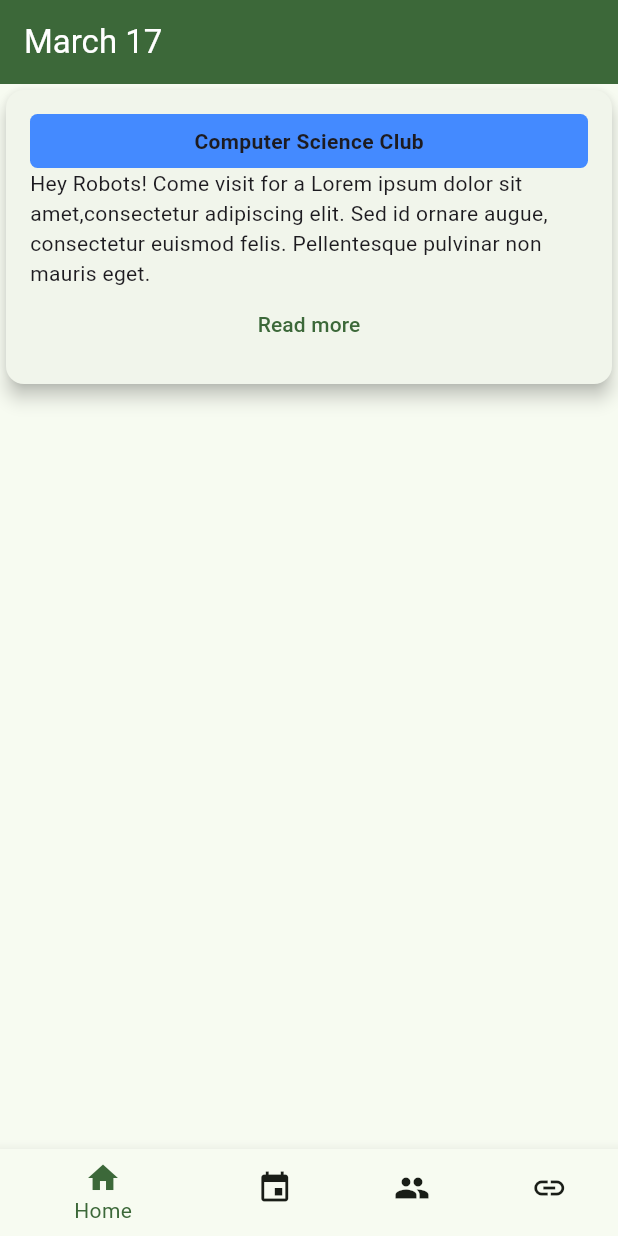
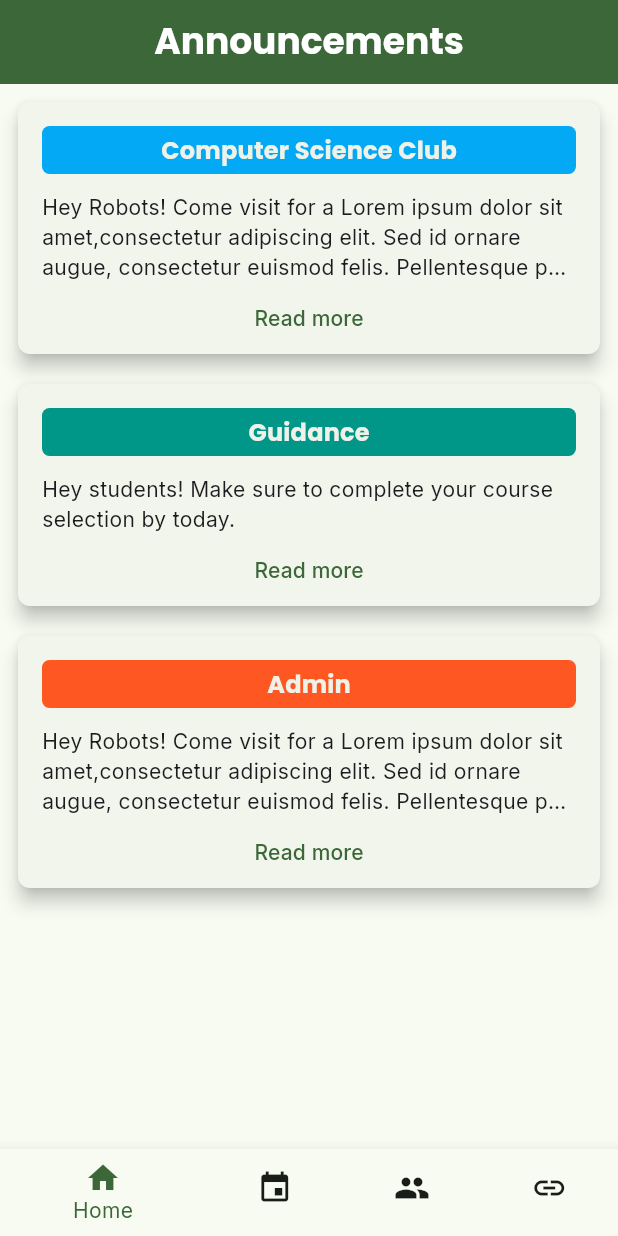
Before and after one commit to rhhsstuco/rhhs-app, a Flutter app: the screen it shows after launch, on a phone screen of 412 x 824 dp. Run offline on Flutter 3.47's test engine with Material 3 defaults, Android fonts, the light colour scheme and no system bars; our stand-ins replace google_fonts, table_calendar; missing offline and left inert: dart:ffi.

Commit message:
finished annoucements page ui

```diff
--- a/lib/main.dart
+++ b/lib/main.dart
@@ -28,6 +28,33 @@ class RHHSApp extends StatelessWidget {
         appBarTheme: const AppBarTheme().copyWith(
           backgroundColor: colorScheme.primary,
           foregroundColor: colorScheme.onPrimary,
+          centerTitle: true,
+          titleTextStyle: GoogleFonts.poppins().copyWith(
+            fontSize: 24.0,
+            fontWeight: FontWeight.bold,
+          ),
+        ),
+        textTheme: GoogleFonts.interTextTheme().copyWith(
+          headlineLarge: GoogleFonts.poppins().copyWith(
+            fontSize: 32.0,
+            fontWeight: FontWeight.w900,
+            color: Colors.black
+          ),
+          headlineMedium: GoogleFonts.poppins().copyWith(
+            fontSize: 28.0,
+            fontWeight: FontWeight.w900,
+            color: Colors.black
+          ),
+          titleLarge: GoogleFonts.poppins().copyWith(
+            fontSize: 22.0,
+            fontWeight: FontWeight.bold,
+            color: Colors.black
+          ),
+          titleMedium: GoogleFonts.poppins().copyWith(
+            fontSize: 16.0,
+            fontWeight: FontWeight.bold,
+            color: Colors.black
+          ),
         ),
       ),
       home: const NavigationScreen(),
--- a/lib/screens/home_screen.dart
+++ b/lib/screens/home_screen.dart
@@ -1,6 +1,6 @@
 import 'package:flutter/material.dart';
 import 'package:intl/intl.dart';
-import 'package:rhhs_app/test_data/annoucements.dart';
+import 'package:rhhs_app/test_data/announcements.dart';
 import 'package:rhhs_app/widgets/announcement_card.dart';
 
 class HomeScreen extends StatelessWidget {
@@ -8,10 +8,13 @@ class HomeScreen extends StatelessWidget {
 
   @override
   Widget build(BuildContext context) {
-    return ListView.separated(
+    return Padding(
+      padding: const EdgeInsets.all(8.0),
+      child: ListView.separated(
         itemBuilder: (context, index) {
           return AnnouncementCard(
-            announcement: announcementList.elementAt(index));
+            announcement: announcementList.elementAt(index),
+          );
         },
         separatorBuilder: (context, index) {
           return const SizedBox(
@@ -19,6 +22,7 @@ class HomeScreen extends StatelessWidget {
           );
         },
         itemCount: announcementList.length,
+      ),
     );
   }
 }
@@ -30,6 +34,6 @@ class HomeScreenAppBar extends StatelessWidget {
 
   @override
   Widget build(BuildContext context) {
-    return Text(formatter.format(DateTime.now()));
+    return const Text("Announcements");
   }
 }
--- a/lib/test_data/annoucements.dart
+++ /dev/null
@@ -1,9 +0,0 @@
-import 'package:rhhs_app/types/announcement.dart';
-
-const announcementList = <Announcement>[
-  Announcement(
-    author: "Computer Science Club",
-    content: "Hey Robots! Come visit for a Lorem ipsum dolor sit amet,consectetur adipiscing elit. Sed id ornare augue, consectetur euismod felis. Pellentesque pulvinar non mauris eget.",
-    type: AnnouncementType.club,
-  )
-];
--- /dev/null
+++ b/lib/test_data/announcements.dart
@@ -0,0 +1,19 @@
+import 'package:rhhs_app/types/announcement.dart';
+
+const announcementList = <Announcement>[
+  Announcement(
+    author: "Computer Science Club",
+    content: "Hey Robots! Come visit for a Lorem ipsum dolor sit amet,consectetur adipiscing elit. Sed id ornare augue, consectetur euismod felis. Pellentesque pulvinar non mauris eget.",
+    type: AnnouncementType.club,
+  ),
+  Announcement(
+    author: "Guidance",
+    content: "Hey students! Make sure to complete your course selection by today.",
+    type: AnnouncementType.guidance,
+  ),
+  Announcement(
+    author: "Admin",
+    content: "Hey Robots! Come visit for a Lorem ipsum dolor sit amet,consectetur adipiscing elit. Sed id ornare augue, consectetur euismod felis. Pellentesque pulvinar non mauris eget.",
+    type: AnnouncementType.admin,
+  ),
+];
--- a/lib/types/announcement.dart
+++ b/lib/types/announcement.dart
@@ -1,3 +1,5 @@
+import 'package:flutter/material.dart';
+
 class Announcement {
   final String content;
   final String author;
@@ -11,7 +13,13 @@ class Announcement {
 }
 
 enum AnnouncementType {
-  admin,
-  club,
-  guidance,
+  admin(color: Colors.deepOrange),
+  club(color: Colors.lightBlue),
+  guidance(color: Colors.teal);
+
+  final Color color;
+
+  const AnnouncementType({
+    required this.color,
+  });
 }
--- a/lib/widgets/announcement_card.dart
+++ b/lib/widgets/announcement_card.dart
@@ -9,34 +9,60 @@ class AnnouncementCard extends StatelessWidget {
     required this.announcement,
   });
 
+  void _onClick(BuildContext context) {
+    showDialog(
+      context: context,
+      barrierDismissible: true,
+      builder: (context) => AlertDialog.adaptive(
+        elevation: 5.0,
+        shape: RoundedRectangleBorder(borderRadius: BorderRadius.circular(8)),
+        title: AnnouncementHeader(
+          text: announcement.author,
+          color: announcement.type.color,
+        ),
+        content: SingleChildScrollView(
+          child: Text(
+            announcement.content,
+            style: Theme.of(context).textTheme.bodyMedium,
+          ),
+        ),
+        actions: [
+          TextButton(
+            onPressed: () {
+              Navigator.of(context).pop();
+            },
+            child: const Text("Dismiss"),
+          ),
+        ],
+      ),
+    );
+  }
+
   @override
   Widget build(BuildContext context) {
     return Card(
       elevation: 5,
+      shape: RoundedRectangleBorder(borderRadius: BorderRadius.circular(8)),
       child: Padding(
-        padding: const EdgeInsets.all(16.0),
+        padding: const EdgeInsets.fromLTRB(16, 16, 16, 0),
         child: Column(
           crossAxisAlignment: CrossAxisAlignment.stretch,
           children: [
-            Container(
-              padding: const EdgeInsets.all(8),
-              decoration: const BoxDecoration(
-                color: Colors.blueAccent,
-                borderRadius: BorderRadius.all(Radius.circular(5)),
-              ),
-              child: Center(
-                child: Text(
-                  announcement.author,
-                  style: const TextStyle(
-                    fontWeight: FontWeight.bold,
-                    fontSize: 14,
-                  ),
-                ),
-              ),
+            AnnouncementHeader(
+              text: announcement.author,
+              color: announcement.type.color,
             ),
-            Text(announcement.content.trim()),
+            const SizedBox(
+              height: 12,
+            ),
+            Text(
+              announcement.content.trim(),
+              maxLines: 3,
+              overflow: TextOverflow.ellipsis,
+              style: Theme.of(context).textTheme.bodyMedium,
+            ),
             TextButton(
-              onPressed: () {},
+              onPressed: () => _onClick(context),
               child: const Text("Read more"),
             ),
           ],
@@ -45,3 +71,29 @@ class AnnouncementCard extends StatelessWidget {
     );
   }
 }
+
+class AnnouncementHeader extends StatelessWidget {
+  final String text;
+  final Color color;
+
+  const AnnouncementHeader({super.key, required this.text, required this.color, });
+
+  @override
+  Widget build(BuildContext context) {
+    return Container(
+      padding: const EdgeInsets.all(4),
+      decoration: BoxDecoration(
+        color: color,
+        borderRadius: const BorderRadius.all(Radius.circular(5)),
+      ),
+      child: Center(
+        child: Text(
+          text,
+          style: Theme.of(context).textTheme.titleMedium?.copyWith(
+                color: Theme.of(context).colorScheme.onInverseSurface,
+              ),
+        ),
+      ),
+    );
+  }
+}
--- a/lib/widgets/calendar.dart
+++ b/lib/widgets/calendar.dart
@@ -1,3 +1,5 @@
+import 'dart:ffi';
+
 import 'package:flutter/material.dart';
 import 'package:rhhs_app/types/school_event.dart';
 import 'package:table_calendar/table_calendar.dart';
@@ -62,9 +64,10 @@ class _CalendarWidgetState extends State<CalendarWidget> {
           color: Theme.of(context).colorScheme.primary.withAlpha(128),
         ),
       ),
-      headerStyle: const HeaderStyle(
+      headerStyle: HeaderStyle(
         formatButtonVisible: false,
         titleCentered: true,
+        titleTextStyle: Theme.of(context).textTheme.titleLarge!,
       ),
     );
   }
--- a/lib/widgets/resource_card.dart
+++ b/lib/widgets/resource_card.dart
@@ -35,7 +35,7 @@ class ResourceCard extends StatelessWidget {
       onTap: () => _launchURL(resource.url, context),
       child: Card(
         color: Theme.of(context).colorScheme.surface,
-        shape: RoundedRectangleBorder(borderRadius: BorderRadius.circular(2)),
+        shape: RoundedRectangleBorder(borderRadius: BorderRadius.circular(8)),
         elevation: 5.0,
         clipBehavior: Clip.antiAlias,
         child: Stack(
@@ -57,8 +57,7 @@ class ResourceCard extends StatelessWidget {
                   alignment: Alignment.center,
                   child: Text(
                     resource.name,
-                    style: TextStyle(
-                      fontWeight: FontWeight.bold,
+                    style: Theme.of(context).textTheme.labelLarge?.copyWith(
                       color: Theme.of(context).colorScheme.onBackground,
                     ),
                   ),
--- a/pubspec.yaml
+++ b/pubspec.yaml
@@ -38,7 +38,7 @@ dependencies:
   table_calendar: ^3.0.9
   intl: ^0.19.0
   url_launcher: ^6.2.4
-  google_fonts: 6.0.0
+  google_fonts: ^6.2.1
 
 dev_dependencies:
   flutter_test:
```
Also changed, not shown: lib/widgets/club_card.dart (+4 -15 lines), lib/widgets/event_list.dart (+11 -7 lines), pubspec.lock. Lines whose indentation alone changed are shown as unchanged.
